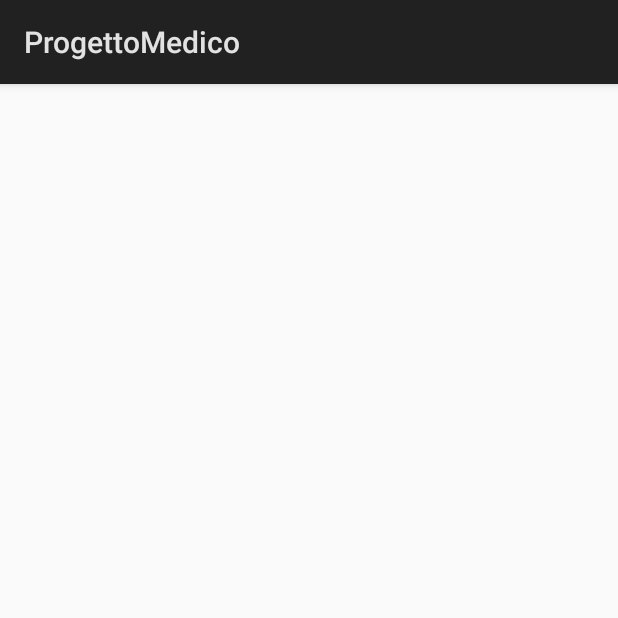
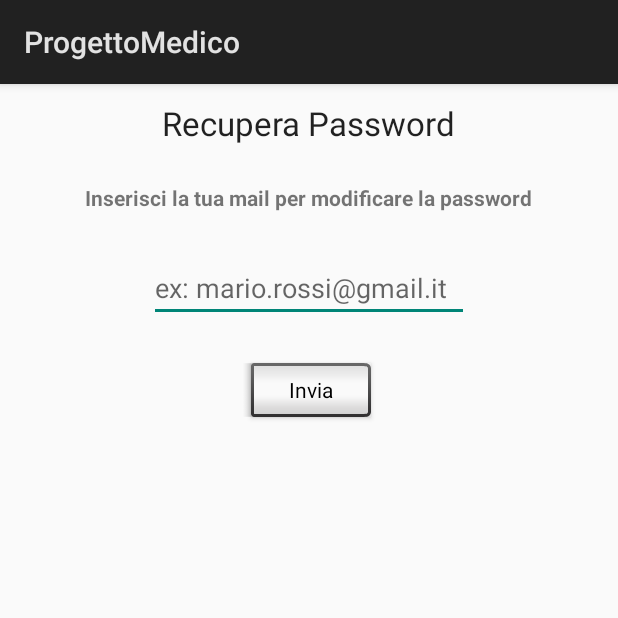
Before and after one commit to eduart94/ProgettoMedico, an Android app: the recupera_password screen opened directly, with no data from a screen before it, on a phone screen of 412 x 824 dp, the top half of it. Run offline under Robolectric (Android 15) with nearby library versions, the light colour scheme and no system bars.

Commit message:
modifica

```diff
--- a/Activity/ProgettoMedico/app/src/main/AndroidManifest.xml
+++ b/Activity/ProgettoMedico/app/src/main/AndroidManifest.xml
@@ -16,7 +16,7 @@
                 <category android:name="android.intent.category.LAUNCHER" />
             </intent-filter>
         </activity>
-        <activity android:name=".recupera_password"></activity>
+        <activity android:name=".recupera_password" />
     </application>
 
 </manifest>
--- a/Activity/ProgettoMedico/app/src/main/res/layout/activity_recupera_password.xml
+++ b/Activity/ProgettoMedico/app/src/main/res/layout/activity_recupera_password.xml
@@ -6,4 +6,45 @@
     android:layout_height="match_parent"
     tools:context="com.eduartbiba.progettomedico.recupera_password">
 
+    <TextView
+        android:id="@+id/recuperapassword"
+        android:layout_width="wrap_content"
+        android:layout_height="wrap_content"
+        android:layout_alignParentTop="true"
+        android:layout_centerHorizontal="true"
+        android:layout_marginTop="11dp"
+        android:text="Recupera Password"
+        android:textAppearance="@android:style/TextAppearance.DeviceDefault.Large" />
+
+    <TextView
+        android:id="@+id/messaggioinsmail"
+        android:layout_width="wrap_content"
+        android:layout_height="wrap_content"
+        android:layout_below="@+id/recuperapassword"
+        android:layout_centerHorizontal="true"
+        android:layout_marginTop="25dp"
+        android:text="Inserisci la tua mail per modificare la password"
+        android:textStyle="bold" />
+
+
+    <EditText
+        android:id="@+id/mailmodifica"
+        android:layout_width="wrap_content"
+        android:layout_height="wrap_content"
+        android:layout_below="@+id/messaggioinsmail"
+        android:layout_centerHorizontal="true"
+        android:layout_marginTop="28dp"
+        android:ems="10"
+        android:hint="ex: mario.rossi@gmail.it"
+        android:inputType="textEmailAddress" />
+
+    <Button
+        android:id="@+id/invia"
+        style="@android:style/Widget.Button.Inset"
+        android:layout_width="wrap_content"
+        android:layout_height="wrap_content"
+        android:layout_below="@+id/mailmodifica"
+        android:layout_centerHorizontal="true"
+        android:layout_marginTop="23dp"
+        android:text="Invia" />
 </RelativeLayout>
```
